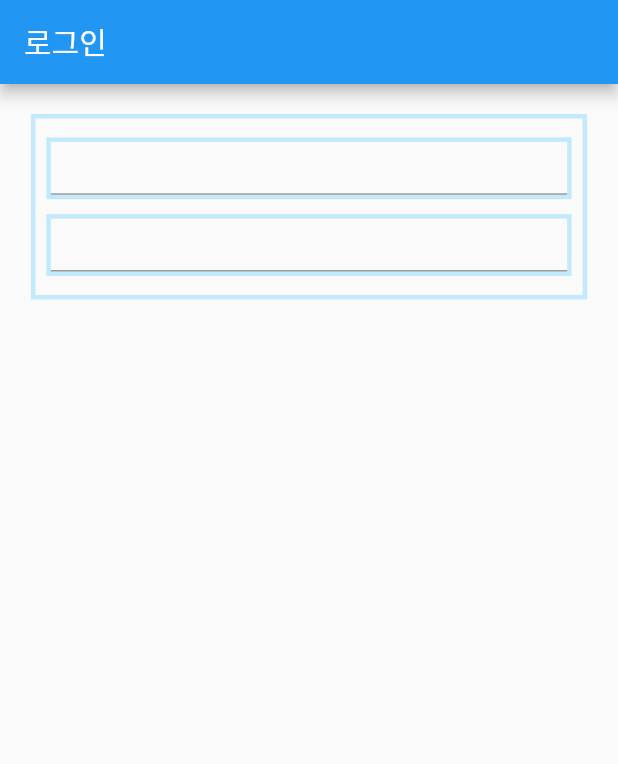
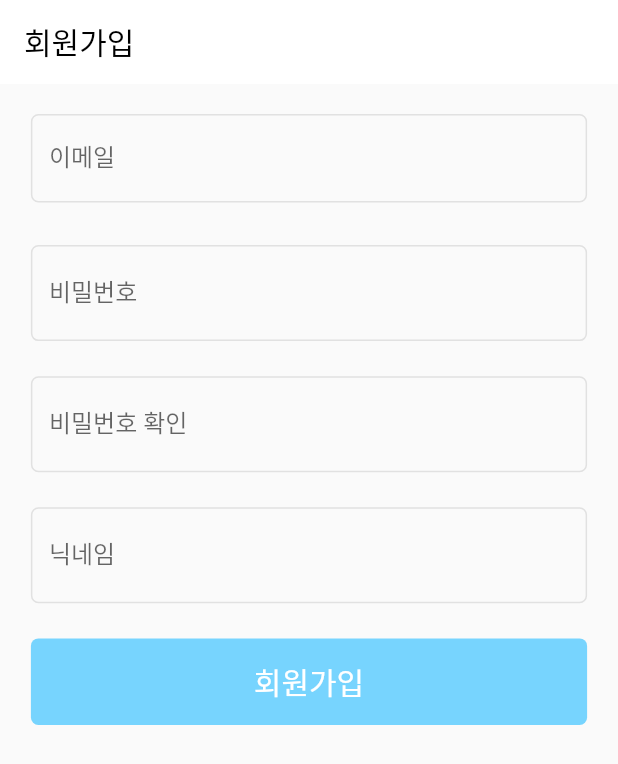
Before and after one commit to imkilwon/NoteMarket, a Flutter app: the screen it shows after launch, on a phone screen of 412 x 824 dp. Shown: the top 764 px of the screen. Run offline on Flutter 3.47's test engine with Material 2 defaults, Android fonts, the light colour scheme and no system bars; our stand-ins replace firebase_core; accounts and stored records are empty.

Commit message:
signInPage 완성 -> signUpPage 레이아웃
구현 후에는 로그인 기능 구현

```diff
--- a/note_market/lib/main.dart
+++ b/note_market/lib/main.dart
@@ -3,6 +3,7 @@ import 'package:firebase_core/firebase_core.dart';
 import 'package:flutter/foundation.dart';
 import 'package:flutter/material.dart';
 import 'package:note_market/screens/sign_in_screen.dart';
+import 'package:note_market/screens/sign_up_screen.dart';
 
 void main() async {
   WidgetsFlutterBinding.ensureInitialized();
@@ -29,7 +30,7 @@ class NoteMarket extends StatelessWidget {
   @override
   Widget build(BuildContext context) {
     return MaterialApp(
-      home: SignInScreen(),
+      home: SignUpScreen(),
     );
   }
 }
--- a/note_market/lib/screens/sign_in_screen.dart
+++ b/note_market/lib/screens/sign_in_screen.dart
@@ -1,5 +1,6 @@
 import 'package:flutter/material.dart';
 import 'package:note_market/utils/utils.dart';
+import 'package:note_market/widgets/text_field_widget.dart';
 
 class SignInScreen extends StatefulWidget {
   const SignInScreen({Key? key}) : super(key: key);
@@ -9,27 +10,44 @@ class SignInScreen extends StatefulWidget {
 }
 
 class _SignInScreenState extends State<SignInScreen> {
+  TextEditingController emailController = TextEditingController();
+  TextEditingController passwordController = TextEditingController();
+
+  @override
+  void dispose() {
+    super.dispose();
+    emailController.dispose();
+    passwordController.dispose();
+  }
+
   @override
   Widget build(BuildContext context) {
     Size screenSize = Utils().getScreenSize();
     return Scaffold(
+      backgroundColor: Color(0xffebecee),
       appBar: AppBar(
-        title: Text("로그인")
+        title: Text(
+          "로그인",
+          style: TextStyle(color: Colors.black),
+        ),
+        backgroundColor: Colors.white,
+        elevation: 0,
       ),
       body: Column(
-
         children: [
           Padding(
-            padding: EdgeInsets.only(top : 20),
+            padding: EdgeInsets.only(top: 20),
             child: Center(
+              //이메일 비번 입력하는 곳
               child: Container(
                 //이메일, 비번 입력할 수 있는 박스
                 width: screenSize.width * 0.9,
-                height: screenSize.height*0.15,
+                height: screenSize.height * 0.15,
                 decoration: BoxDecoration(
+                  color: Colors.white,
                   border: Border.all(
-                    color: Colors.lightBlueAccent.withOpacity(0.3),
-                    width: 3,
+                    color: Colors.blue.withOpacity(0.3),
+                    width: 1,
                   ),
                 ),
                 child: Column(
@@ -38,49 +56,73 @@ class _SignInScreenState extends State<SignInScreen> {
                     //이메일 공간
                     Padding(
                       padding: const EdgeInsets.all(5.0),
-                      child: Container(
-                        width: screenSize.width * 0.85,
-                        height: screenSize.height*0.05,
-                        decoration: BoxDecoration(
-                          border: Border.all(
-                            color: Colors.lightBlueAccent.withOpacity(0.3),
-                            width: 3,
-                          ),
-                        ),
-                        child: TextField(
-                          decoration: InputDecoration(
-                            fillColor: Colors.white,
-                          ),
-                        ),
-                      ),
+                      child: TextFieldWidget(
+                          label: "이메일",
+                          width: screenSize.width * 0.85,
+                          height: screenSize.height * 0.06,
+                          controller: emailController,
+                          obscureText: false,
+                          hintText: "이메일을 입력해주세요"),
                     ),
                     //비번
                     Padding(
                       padding: const EdgeInsets.all(5.0),
-                      child: Container(
-                        width: screenSize.width * 0.85,
-                        height: screenSize.height*0.05,
-                        decoration: BoxDecoration(
-                          border: Border.all(
-                            color: Colors.lightBlueAccent.withOpacity(0.3),
-                            width: 3,
-                          ),
-                        ),
-                        child: TextField(
-                          decoration: InputDecoration(
-                            fillColor: Colors.white,
-                          ),
-                        ),
-                      ),
+                      child: TextFieldWidget(
+                          label: "비밀번호",
+                          width: screenSize.width * 0.85,
+                          height: screenSize.height * 0.06,
+                          controller: emailController,
+                          obscureText: true,
+                          hintText: "비밀번호를 입력해주세요"),
                     ),
                   ],
-                  //비번 공간
                 ),
+                //비번 공간
               ),
             ),
+          ),
+          SizedBox(
+            height: 15,
+          ),
+
+          //로그인 버튼
+          GestureDetector(
+            onTap: () {
+              //로그인 기능 집어넣기
+            },
+            child: Container(
+              decoration: BoxDecoration(
+                borderRadius: BorderRadius.circular(5.0),
+                color: Colors.lightBlueAccent.withOpacity(0.7),
+              ),
+              alignment: Alignment.center,
+              width: screenSize.width * 0.9,
+              height: screenSize.height * 0.07,
+              child: Text(
+                "로그인",
+                style: TextStyle(color: Colors.white, fontSize: 20),
+              ),
+            ),
+          ),
+          SizedBox(
+            height: 15,
+          ),
+          Row(
+            mainAxisAlignment: MainAxisAlignment.spaceEvenly,
+            children: [
+              SizedBox(
+                width: 10,
+              ),
+              Text("비밀번호 재설정"),
+              Text("|"),
+              Text("이메일 회원가입"),
+              SizedBox(
+                width: 10,
+              ),
+            ],
           )
         ],
-      )
+      ),
     );
   }
 }
--- /dev/null
+++ b/note_market/lib/screens/sign_up_screen.dart
@@ -0,0 +1,67 @@
+import 'package:flutter/material.dart';
+import 'package:note_market/utils/utils.dart';
+import 'package:note_market/widgets/text_field_widget.dart';
+
+class SignUpScreen extends StatefulWidget {
+  const SignUpScreen({Key? key}) : super(key: key);
+
+  @override
+  State<SignUpScreen> createState() => _SignUpScreenState();
+}
+
+class _SignUpScreenState extends State<SignUpScreen> {
+  TextEditingController emailController = TextEditingController();
+  TextEditingController passwordController = TextEditingController();
+  TextEditingController passwordCheckController = TextEditingController();
+  TextEditingController nameController = TextEditingController();
+
+
+  @override
+  Widget build(BuildContext context) {
+    Size screenSize = Utils().getScreenSize();
+    Widget distance = SizedBox(height: 5);
+    return Scaffold(
+      appBar: AppBar(
+        title: Text("회원가입",style: TextStyle(color: Colors.black),),
+        backgroundColor: Colors.white,
+        elevation: 0,
+      ),
+      body: SingleChildScrollView(
+        child: Center(
+          child: Column(
+            children: [
+              SizedBox(height: 20),
+              TextFieldWidget(label: "이메일", width: screenSize.width * 0.9, height:screenSize.height*0.1, controller:emailController, obscureText: false, hintText: "ex) NoteMarket@xxxx.com"),
+              distance,
+              TextFieldWidget(label: "비밀번호", width: screenSize.width * 0.9, height:screenSize.height*0.1, controller:passwordController, obscureText: true, hintText: "숫자,영문,특수문자를 포함하여 8~16자"),
+              distance,
+              TextFieldWidget(label: "비밀번호 확인", width: screenSize.width * 0.9, height:screenSize.height*0.1, controller:passwordCheckController, obscureText: true, hintText: "비밀번호를 동일하게 한 번 더 입력해주세요."),
+              distance,
+              TextFieldWidget(label: "닉네임", width: screenSize.width * 0.9, height:screenSize.height*0.1, controller:nameController, obscureText: false, hintText: "닉네임 입력(2 ~ 10자)"),
+              distance,
+
+              GestureDetector(
+                onTap: () {
+                  //로그인 기능 집어넣기
+                },
+                child: Container(
+                  decoration: BoxDecoration(
+                    borderRadius: BorderRadius.circular(5.0),
+                    color: Colors.lightBlueAccent.withOpacity(0.7),
+                  ),
+                  alignment: Alignment.center,
+                  width: screenSize.width * 0.9,
+                  height: screenSize.height * 0.07,
+                  child: Text(
+                    "회원가입",
+                    style: TextStyle(color: Colors.white, fontSize: 20),
+                  ),
+                ),
+              ),
+            ],
+          ),
+        ),
+      )
+    );
+  }
+}
--- /dev/null
+++ b/note_market/lib/widgets/text_field_widget.dart
@@ -0,0 +1,51 @@
+import 'package:flutter/material.dart';
+
+//width랑 height 입력 받으면 해당 크기로 만들어줌
+//label 입력받기
+
+class TextFieldWidget extends StatefulWidget {
+  final String label;
+  final double width;
+  final double height;
+  final TextEditingController controller;
+  final bool obscureText;
+  final String hintText;
+
+  const TextFieldWidget({
+    Key? key,
+    required this.label,
+    required this.width,
+    required this.height,
+    required this.controller,
+    required this.obscureText,
+    required this.hintText,
+  }) : super(key: key);
+
+  @override
+  State<TextFieldWidget> createState() => _TextFieldWidgetState();
+}
+
+class _TextFieldWidgetState extends State<TextFieldWidget> {
+  @override
+  Widget build(BuildContext context) {
+    return SizedBox(
+      width: widget.width,
+      height: widget.height,
+      child: TextField(
+        decoration: InputDecoration(
+          labelText: widget.label,
+          hintText: widget.hintText,
+          focusedBorder: OutlineInputBorder(
+            borderRadius: BorderRadius.all(Radius.circular(5.0)),
+            borderSide: BorderSide(color: Colors.lightBlueAccent),
+          ),
+          enabledBorder: OutlineInputBorder(
+            borderRadius: BorderRadius.all(Radius.circular(5.0)),
+            borderSide: BorderSide(color: Colors.black.withOpacity(0.1)),
+          ),
+        ),
+        obscureText: widget.obscureText,
+      ),
+    );
+  }
+}
```
